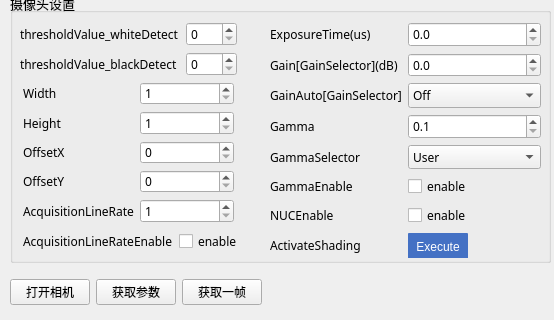
The window that driveseting.ui (jaueone/Magnetic) describes before a commit, drawn with Qt 5; both pictures show x 0 to 554 and y 278 to 598 of the 1078 by 598 pixel window.
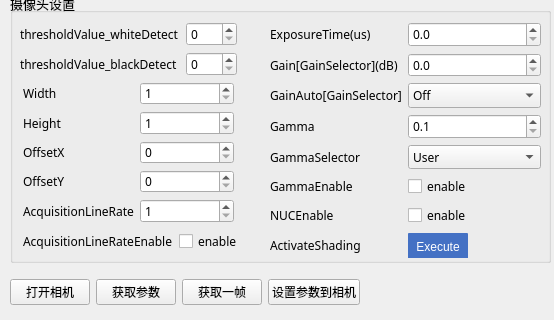
The same window after the commit. Custom widgets are drawn as their Qt base class.

Patch:
```diff
--- a/driveseting.ui
+++ b/driveseting.ui
@@ -822,6 +822,13 @@
       </property>
      </widget>
     </item>
+    <item>
+     <widget class="QPushButton" name="pushButton_12">
+      <property name="text">
+       <string>设置参数到相机</string>
+      </property>
+     </widget>
+    </item>
     <item>
      <spacer name="horizontalSpacer_2">
       <property name="orientation">
```
